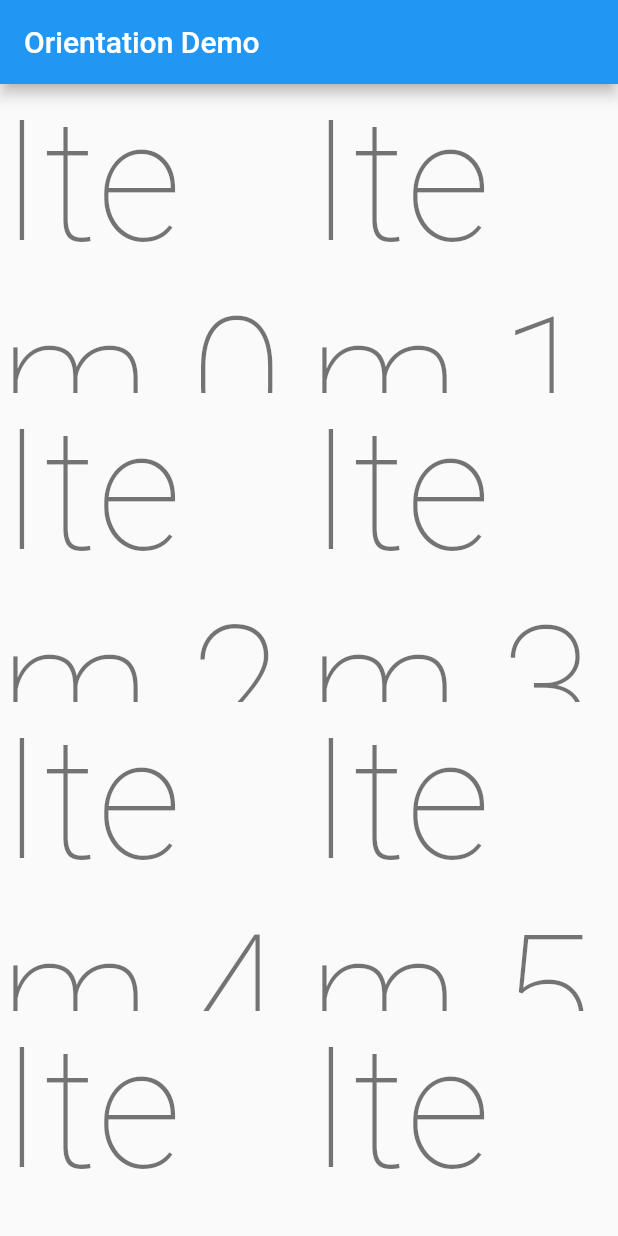
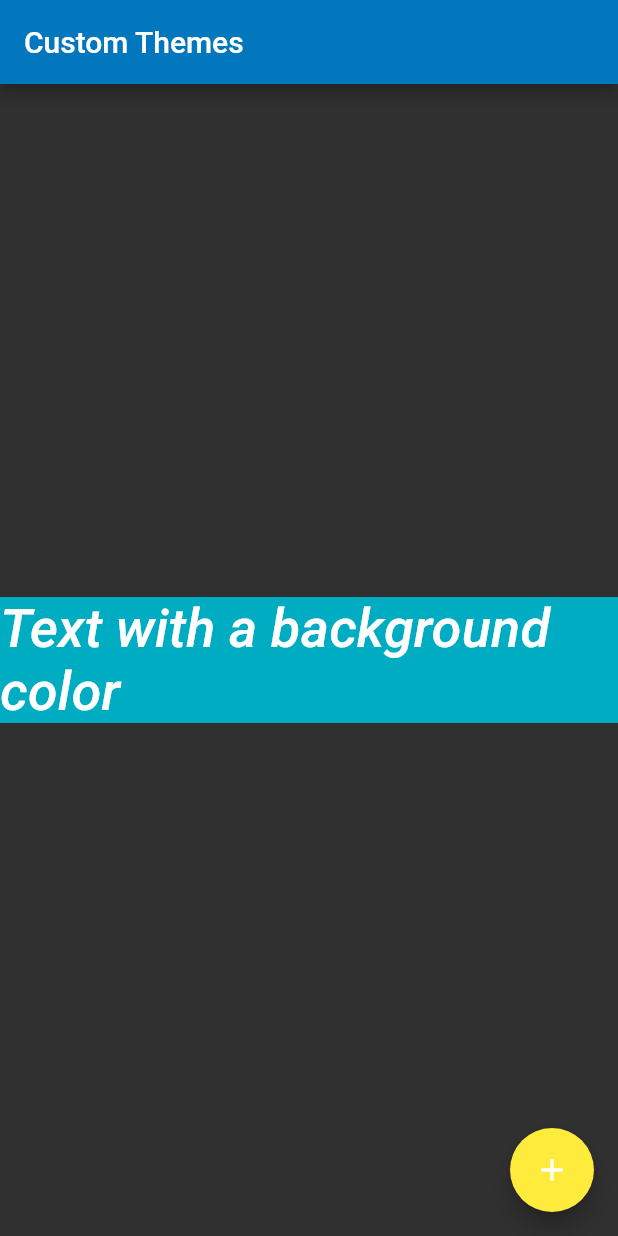
Before and after one commit to riflockle7/flutter_cookbook, a Flutter app: the screen it shows after launch, on a phone screen of 412 x 824 dp. Run offline on Flutter 3.47's test engine with Material 2 defaults, Android fonts, the phone set to English and light mode, and no system bars; Roboto replaces fonts that are missing (Georgia).

Commit message:
#2 Use themes to share colors and font styles
https://flutter.dev/docs/cookbook/design/themes

```diff
--- a/lib/designMain.dart
+++ b/lib/designMain.dart
@@ -8,7 +8,10 @@ void main() {
   // runApp(SnackBarDemo());
 
   // Update the UI based on orientation
-  runApp(OrientationApp());
+  // runApp(OrientationApp());
+
+  // Use themes to share colors and font styles
+  runApp(ThemeColorFontApp());
 }
 
 // Add a Drawer to a screen
@@ -153,3 +156,69 @@ class OrientationList extends StatelessWidget {
     );
   }
 }
+
+// Use themes to share colors and font styles
+class ThemeColorFontApp extends StatelessWidget {
+  @override
+  Widget build(BuildContext context) {
+    final appName = 'Custom Themes';
+
+    return MaterialApp(
+      title: appName,
+      theme: ThemeData(
+        // Define the default brightness and colors.
+        brightness: Brightness.dark,
+        primaryColor: Colors.lightBlue[800],
+        accentColor: Colors.cyan[600],
+
+        // Define the default font family.
+        fontFamily: 'Georgia',
+
+        // Define the default TextTheme. Use this to specify the default
+        // text styling for headlines, titles, bodies of text, and more.
+        textTheme: TextTheme(
+          headline1: TextStyle(fontSize: 72.0, fontWeight: FontWeight.bold),
+          headline6: TextStyle(fontSize: 36.0, fontStyle: FontStyle.italic),
+          bodyText2: TextStyle(fontSize: 14.0, fontFamily: 'Hind'),
+        ),
+      ),
+      home: ThemeColorFontPage(
+        title: appName,
+      ),
+    );
+  }
+}
+
+class ThemeColorFontPage extends StatelessWidget {
+  final String title;
+
+  ThemeColorFontPage({Key key, @required this.title}) : super(key: key);
+
+  @override
+  Widget build(BuildContext context) {
+    return Scaffold(
+      appBar: AppBar(
+        title: Text(title),
+      ),
+      body: Center(
+        child: Container(
+          color: Theme.of(context).accentColor,
+          child: Text(
+            'Text with a background color',
+            style: Theme.of(context).textTheme.headline6,
+          ),
+        ),
+      ),
+      floatingActionButton: Theme(
+        data: Theme.of(context).copyWith(
+          colorScheme:
+          Theme.of(context).colorScheme.copyWith(secondary: Colors.yellow),
+        ),
+        child: FloatingActionButton(
+          onPressed: null,
+          child: Icon(Icons.add),
+        ),
+      ),
+    );
+  }
+}
```
